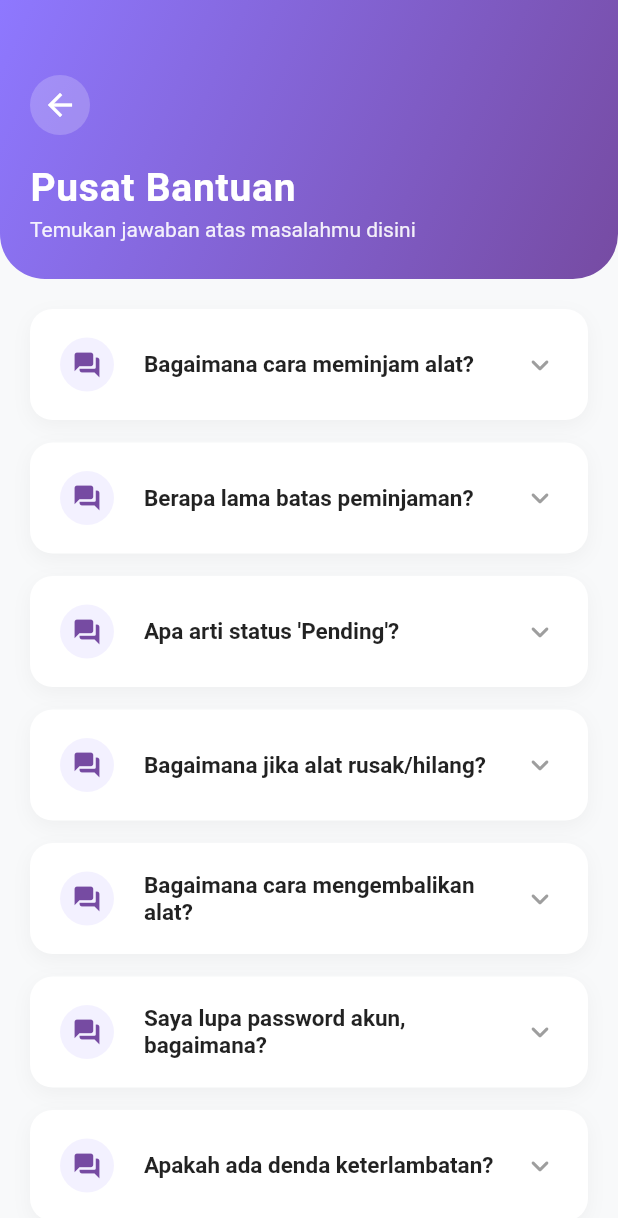
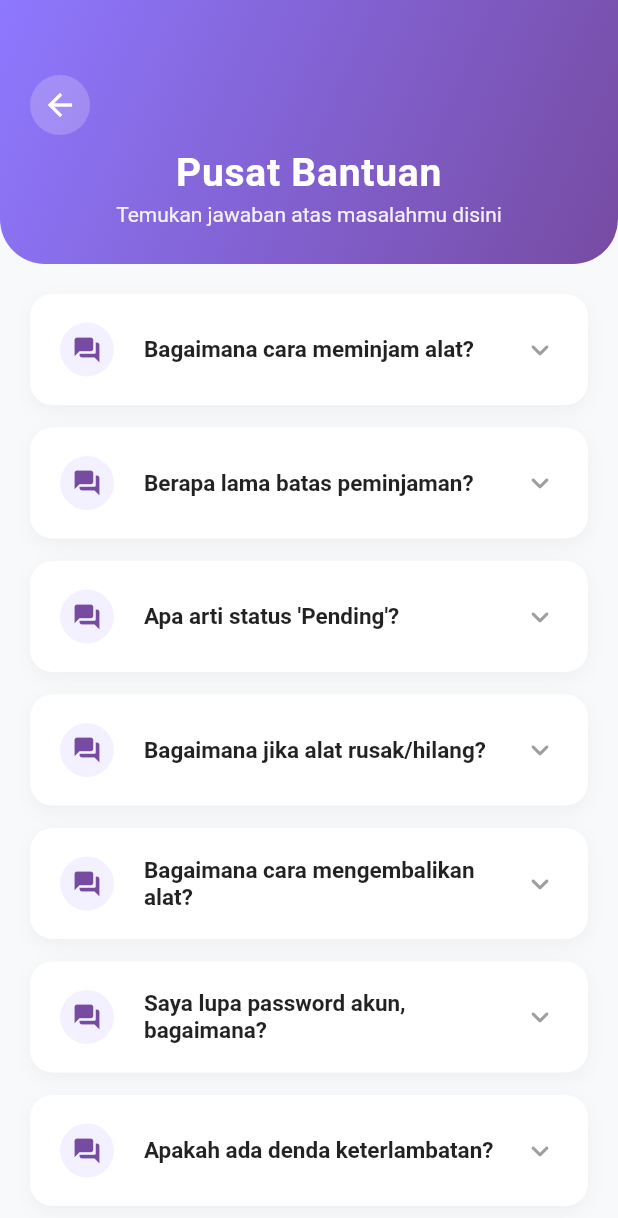
Before and after one commit to dinalailil/pbl_peminjamanalatlab, a Flutter app: the HelpScreen screen opened directly, on a phone screen of 412 x 824 dp. Shown: the top 1218 px of the screen. Run offline on Flutter 3.47's test engine with Material 3 defaults, Android fonts, the phone set to English and light mode, and no system bars; our stand-ins replace cloud_firestore, firebase_auth, firebase_core, image_picker; accounts and stored records are empty.

```diff
--- a/lib/screens/user/help_screen.dart
+++ b/lib/screens/user/help_screen.dart
@@ -42,7 +42,7 @@ class HelpScreen extends StatelessWidget {
   @override
   Widget build(BuildContext context) {
     return Scaffold(
-      backgroundColor: const Color(0xFFF8F9FA), // Abu-abu sangat terang
+      backgroundColor: const Color(0xFFF8F9FA),
       body: Column(
         children: [
           // --- HEADER MODERN (Gradient Ungu) ---
@@ -51,7 +51,7 @@ class HelpScreen extends StatelessWidget {
             width: double.infinity,
             decoration: const BoxDecoration(
               gradient: LinearGradient(
-                colors: [Color(0xFF8E78FF), Color(0xFF764BA2)], // Warna Tema Labify
+                colors: [Color(0xFF8E78FF), Color(0xFF764BA2)],
                 begin: Alignment.topLeft,
                 end: Alignment.bottomRight,
               ),
@@ -61,9 +61,13 @@ class HelpScreen extends StatelessWidget {
               ),
             ),
             child: Column(
-              crossAxisAlignment: CrossAxisAlignment.start,
+              // UBAH 1: CrossAxisAlignment jadi center agar teks di tengah
+              crossAxisAlignment: CrossAxisAlignment.center,
               children: [
-                GestureDetector(
+                // UBAH 2: Bungkus tombol kembali dengan Align agar tetap di kiri
+                Align(
+                  alignment: Alignment.centerLeft,
+                  child: GestureDetector(
                     onTap: () => Navigator.pop(context),
                     child: Container(
                       padding: const EdgeInsets.all(8),
@@ -74,9 +78,13 @@ class HelpScreen extends StatelessWidget {
                       child: const Icon(Icons.arrow_back, color: Colors.white),
                     ),
                   ),
-                const SizedBox(height: 20),
+                ),
+
+                const SizedBox(height: 10), // Jarak disesuaikan sedikit
+
                 const Text(
                   "Pusat Bantuan",
+                  textAlign: TextAlign.center, // Pastikan align text center
                   style: TextStyle(
                     color: Colors.white,
                     fontSize: 26,
@@ -87,13 +95,14 @@ class HelpScreen extends StatelessWidget {
                 const SizedBox(height: 5),
                 Text(
                   "Temukan jawaban atas masalahmu disini",
+                  textAlign: TextAlign.center, // Pastikan align text center
                   style: TextStyle(color: Colors.white.withOpacity(0.9), fontSize: 14),
                 ),
               ],
             ),
           ),
 
-          // --- LIST FAQ ---
+          // --- LIST FAQ (TIDAK BERUBAH) ---
           Expanded(
             child: ListView.builder(
               padding: const EdgeInsets.all(20),
@@ -113,7 +122,7 @@ class HelpScreen extends StatelessWidget {
   }
 }
 
-// Widget Item FAQ Kustom
+// Widget Item FAQ Kustom (TIDAK BERUBAH)
 class _ModernFaqTile extends StatelessWidget {
   final String question;
   final String answer;
@@ -141,16 +150,14 @@ class _ModernFaqTile extends StatelessWidget {
         ],
       ),
       child: Theme(
-        // Menghilangkan garis border bawaan ExpansionTile
         data: Theme.of(context).copyWith(dividerColor: Colors.transparent),
         child: ExpansionTile(
           tilePadding: const EdgeInsets.symmetric(horizontal: 20, vertical: 8),
           childrenPadding: const EdgeInsets.only(left: 20, right: 20, bottom: 20),
-          // Ikon di kiri (Nomor atau Ikon Tanya)
           leading: Container(
             padding: const EdgeInsets.all(8),
             decoration: BoxDecoration(
-              color: const Color(0xFF8E78FF).withOpacity(0.1), // Ungu Pudar
+              color: const Color(0xFF8E78FF).withOpacity(0.1),
               shape: BoxShape.circle,
             ),
             child: const Icon(Icons.question_answer_rounded, color: Color(0xFF764BA2), size: 20),
@@ -163,10 +170,8 @@ class _ModernFaqTile extends StatelessWidget {
               color: Colors.black87,
             ),
           ),
-          // Ikon panah kustom
           trailing: const Icon(Icons.keyboard_arrow_down_rounded, color: Colors.grey),
           children: [
-            // Garis pemisah halus
             Divider(color: Colors.grey.withOpacity(0.1), height: 1),
             const SizedBox(height: 15),
             Text(
```
Also changed, not shown: lib/screens/admin/detail_permintaan_screen.dart (+53 -6 lines), lib/screens/admin/history_peminjaman_detail_screen.dart (+50 -19 lines). Lines whose indentation alone changed are shown as unchanged.
